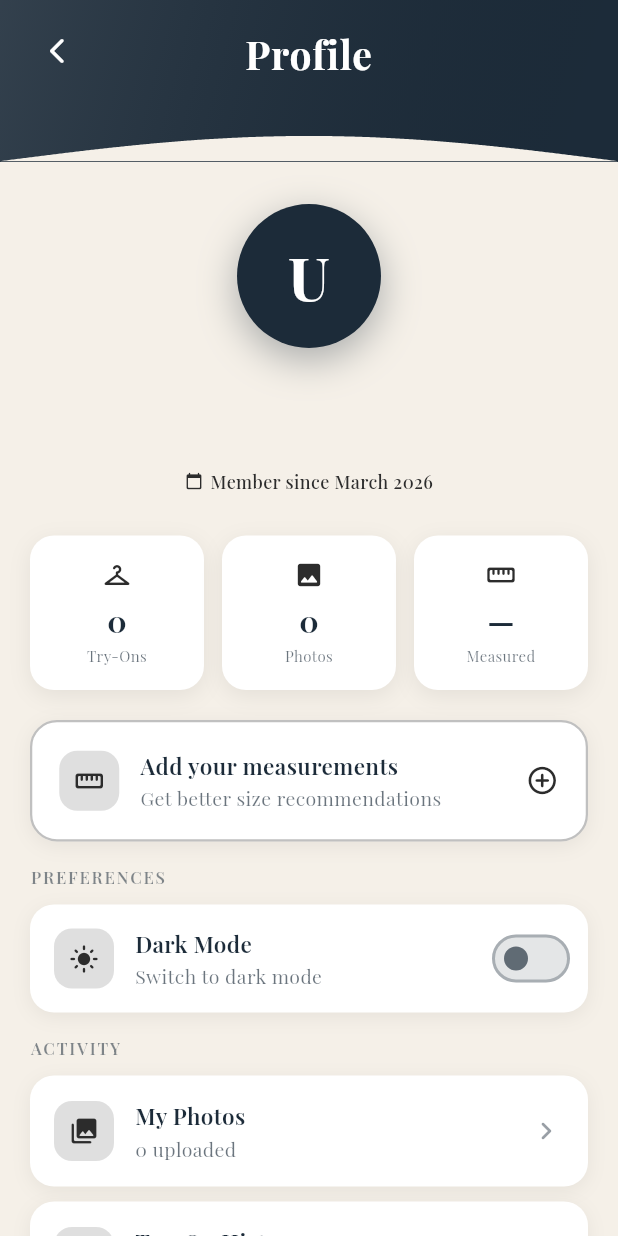
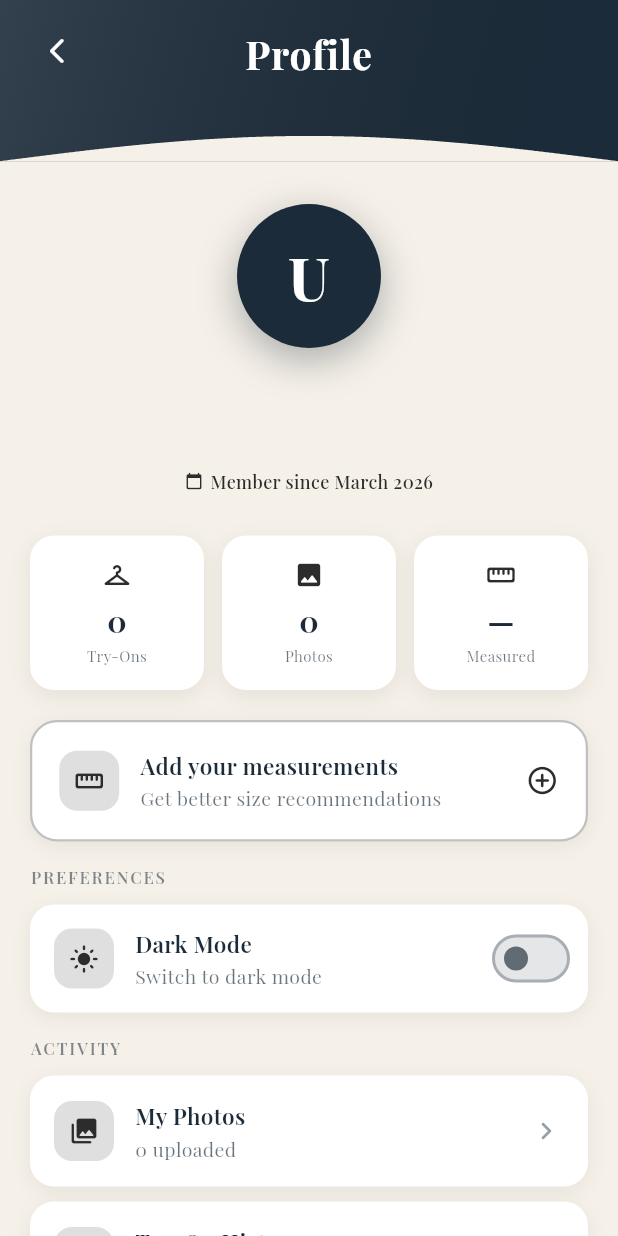
Before and after one commit to ShaneRowell/LoomeeApp, a Flutter app: the HomeScreen screen opened by its route, after a tap on the "person outline" icon, on a phone screen of 412 x 824 dp. Run offline on Flutter 3.47's test engine with Material 3 defaults, Android fonts, the phone set to English and light mode, and no system bars; our stand-ins replace cached_network_image, flutter_dotenv, flutter_svg, google_fonts, image_picker, permission_handler and 2 more; accounts and stored records are empty; network calls fail; statements that could not run were skipped.

Commit message:
fix(header): remove bottom seam caused by full-height pinned background
Positioned.fill created a rendering artifact at its bottom edge where the
accent container met the content below. Replaced with a Positioned that
only covers the top floatMax (4px) — just enough to fill the gap when the
animation drifts down, with no bottom edge to create a seam.

```diff
--- a/frontend/lib/widgets/common/animated_tab_header.dart
+++ b/frontend/lib/widgets/common/animated_tab_header.dart
@@ -59,9 +59,14 @@ class _AnimatedTabHeaderState extends State<AnimatedTabHeader>
       child: Stack(
         clipBehavior: Clip.none, // let wave overflow downward
         children: [
-          // Pinned solid background — fills the full slot so no gap appears
-          // at the top when the float animation drifts the content downward.
-          Positioned.fill(
+          // Covers only the top floatMax pixels — fills the gap exposed when
+          // the content drifts down, without extending to the bottom where
+          // it would create a rendering seam against the content below.
+          Positioned(
+            top: 0,
+            left: 0,
+            right: 0,
+            height: floatMax,
             child: Container(color: AppTheme.accentColor),
           ),
           AnimatedBuilder(
```
